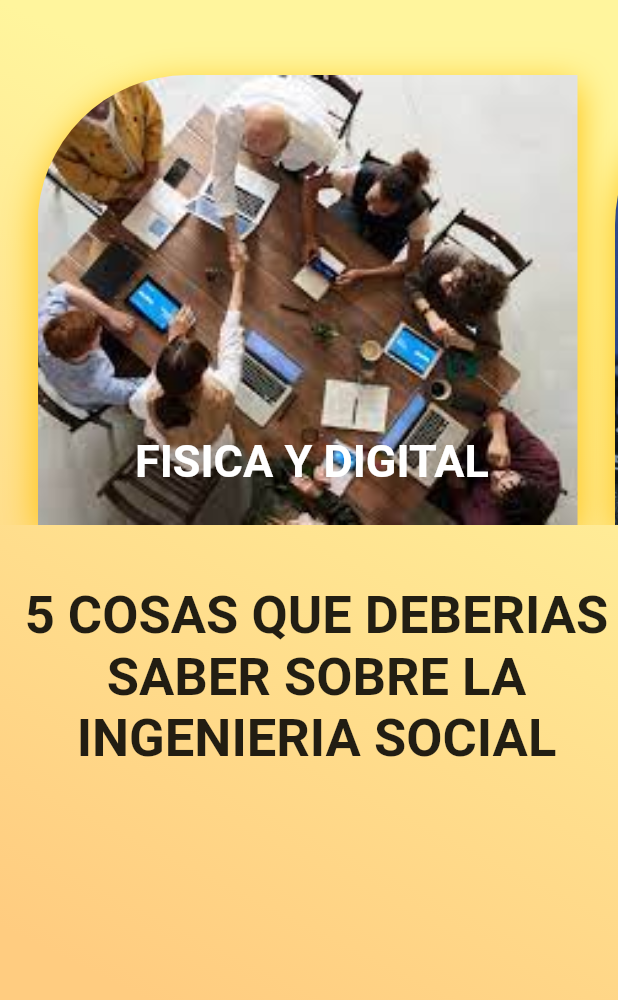
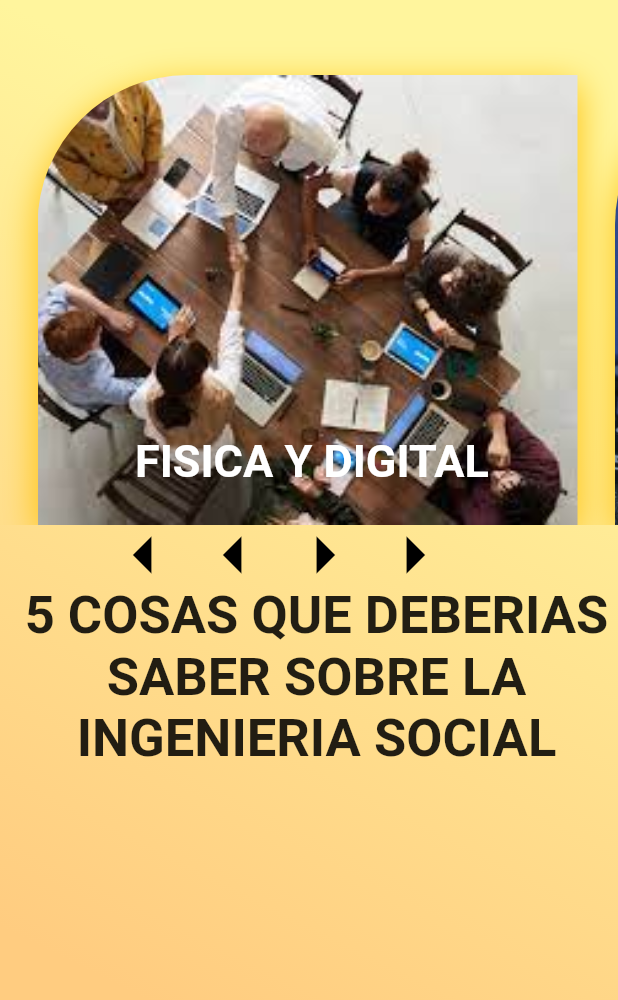
Before and after one commit to santy-ch/flutter, a Flutter app: the Informacion1 screen opened directly, on a phone screen of 412 x 824 dp. Shown: the top 1000 px of the screen. Run offline on Flutter 3.47's test engine with Material 2 defaults, Android fonts, the phone set to English and light mode, and no system bars.

Commit message:
tercer avance

```diff
--- a/lib/informacion1.dart
+++ b/lib/informacion1.dart
@@ -28,7 +28,18 @@ class Informacion1 extends StatelessWidget {
           ],
         ),
       ),
-
+      Container(
+        margin: EdgeInsets.only(top: 340, left: 50),
+        child: FlatButton(
+                            child: Row(
+                              children: [
+                                Icon(Icons.arrow_left, color: Colors.black, size: 60.0,),
+                                Icon(Icons.arrow_left, color: Colors.black, size: 60.0,),
+                                Icon(Icons.arrow_right, color: Colors.black, size: 60.0,),
+                                Icon(Icons.arrow_right, color: Colors.black, size: 60.0,)
+                              ],),
+                            onPressed: ()=>{ }),
+      ),
       Container(
         margin: EdgeInsets.only(top: 390, left: 10),
             child: Text("5 COSAS QUE DEBERIAS SABER SOBRE LA INGENIERIA SOCIAL", textAlign: TextAlign.center, style:TextStyle(fontSize: 35.0, fontWeight:
```
